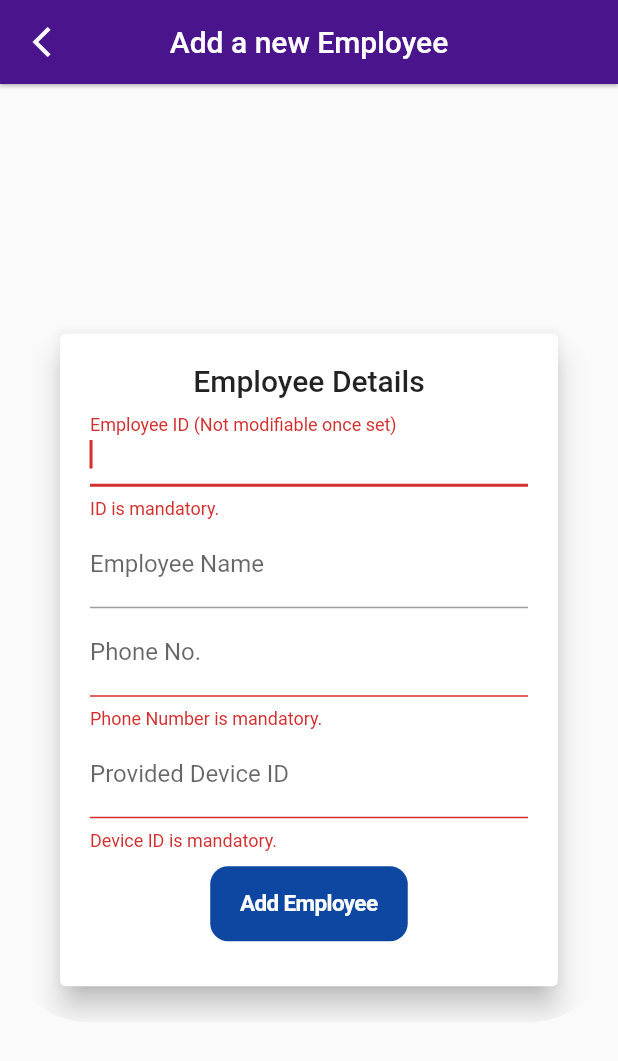
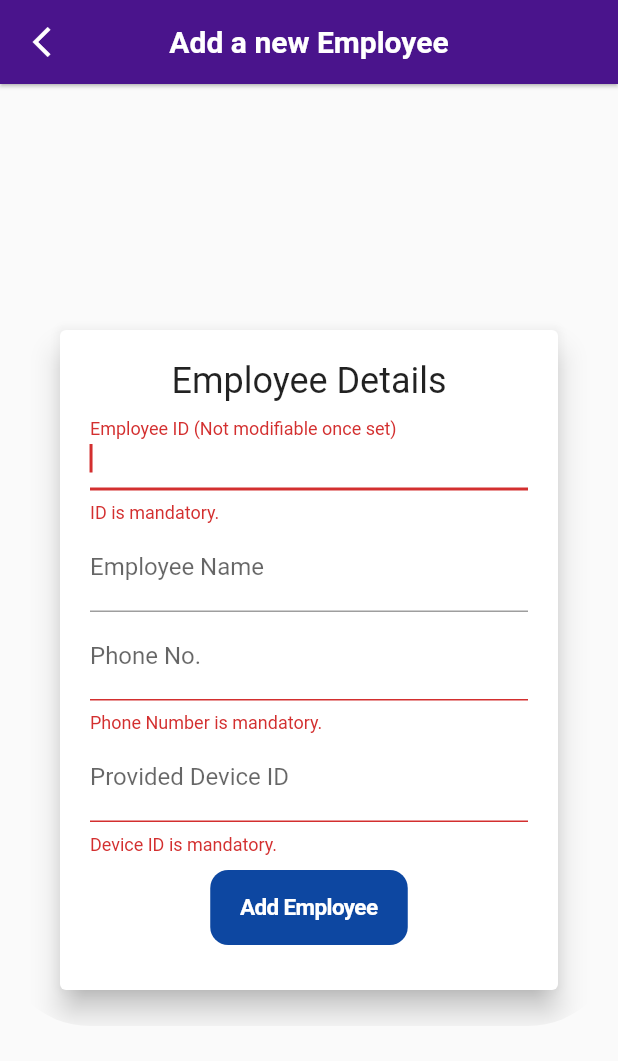
Before and after one commit to Dhi13man/SafeSyncIoT, a Flutter app: the EmployeeAdd screen opened directly, on a phone screen of 412 x 824 dp. Shown: the top 1061 px of the screen. Run offline on Flutter 3.47's test engine with Material 2 defaults, Android fonts, the phone set to English and light mode, and no system bars; our stand-ins replace bloc, flutter_bloc, moor, page_transition, simple_animations, sqflite and 1 more; missing offline and left inert: moor2csv, undo; accounts and stored records are empty; generated files the repository leaves out were written again; statements that could not run were skipped.

Commit message:
UI improvements

```diff
--- a/lib/UI/employeeManage/components/employeeAdd.dart
+++ b/lib/UI/employeeManage/components/employeeAdd.dart
@@ -107,7 +107,7 @@ class _EmployeeFormState extends State<EmployeeForm> {
               Center(
                 child: Text(
                   'Employee Details',
-                  style: Theme.of(context).textTheme.headline6,
+                  style: Theme.of(context).textTheme.headline5,
                 ),
               ),
               TextFormField(
@@ -226,7 +226,10 @@ class EmployeeAdd extends StatelessWidget {
     return Scaffold(
       appBar: AppBar(
         title: // Changes based on whether Adding new or editing.
-            Text((employee == null) ? 'Add a new Employee' : 'Update Employee'),
+            Text(
+          (employee == null) ? 'Add a new Employee' : 'Update Employee',
+          style: TextStyle(fontWeight: FontWeight.bold),
+        ),
         centerTitle: true,
         backgroundColor: importantConstants.bgGradBegin,
         elevation: 1,
--- a/lib/UI/employeeManage/components/employeeCard.dart
+++ b/lib/UI/employeeManage/components/employeeCard.dart
@@ -15,7 +15,7 @@ class EmployeeCard extends StatelessWidget {
     bool isSanitizingStation = entry.deviceID == 'safesync-iot-sanitize';
     return Card(
       shape: RoundedRectangleBorder(
-        side: BorderSide(color: importantConstants.bgGradMid),
+        side: BorderSide(color: importantConstants.bgGradBegin),
         borderRadius: BorderRadius.circular(30),
       ),
       elevation: 5,
@@ -23,7 +23,7 @@ class EmployeeCard extends StatelessWidget {
         horizontal: 10.0,
         vertical: 5,
       ),
-      shadowColor: importantConstants.bgGradMid,
+      shadowColor: importantConstants.bgGradBegin,
       child: Tooltip(
         message: (!isSanitizingStation)
             ? 'Click to Edit ${entry.name}'
--- a/lib/UI/employeeManage/employeeManage.dart
+++ b/lib/UI/employeeManage/employeeManage.dart
@@ -116,7 +116,10 @@ class _EmployeeManagementState extends State<EmployeeManagement> {
   Widget build(BuildContext context) {
     return Scaffold(
       appBar: AppBar(
-        title: Text('Manage your Employees'),
+        title: Text(
+          'Manage your Employees',
+          style: TextStyle(fontWeight: FontWeight.bold),
+        ),
         centerTitle: true,
         backgroundColor: importantConstants.bgGradBegin,
         leading: IconButton(
--- a/lib/UI/home/components/logs/components/contactEventSummary.dart
+++ b/lib/UI/home/components/logs/components/contactEventSummary.dart
@@ -166,6 +166,7 @@ class ContactEventSummary extends StatelessWidget {
                     '$numberContacts times',
                     style: TextStyle(fontSize: 13),
                   ),
+                  focusColor: _iconChooser(queryEventType).color,
                   onTap: (summarizedData[index].employee != null)
                       ? () => Navigator.pushNamed(
                             context,
@@ -188,7 +189,10 @@ class ContactEventSummary extends StatelessWidget {
     return Scaffold(
       appBar: AppBar(
         // Changes based on whether Adding new or editing.
-        title: Text('Summary of Contacts'),
+        title: Text(
+          'Summary of Contacts',
+          style: TextStyle(fontWeight: FontWeight.bold),
+        ),
         centerTitle: true,
         backgroundColor: importantConstants.bgGradBegin,
         elevation: 1,
--- a/lib/UI/home/components/logs/components/eventCard.dart
+++ b/lib/UI/home/components/logs/components/eventCard.dart
@@ -70,11 +70,11 @@ class EventCard extends StatelessWidget {
     String _nameA, _nameB;
     // Handle bad info in database
     if (employees['A'] == null)
-      _nameA = '{Device sending data not found in employee database}';
+      _nameA = '{${_event.deviceIDA} device not assigned to anybody}';
     else
       _nameA = employees['A'].name;
     if (employees['B'] == null)
-      _nameB = '{Device being detected not found in employee database}';
+      _nameB = '{${_event.deviceIDB} device not assigned to anybody}';
     else
       _nameB = employees['B'].name;
 
```
Also changed, not shown: lib/UI/home/components/statistics/components/filteredEvents.dart (+6 -3 lines).
